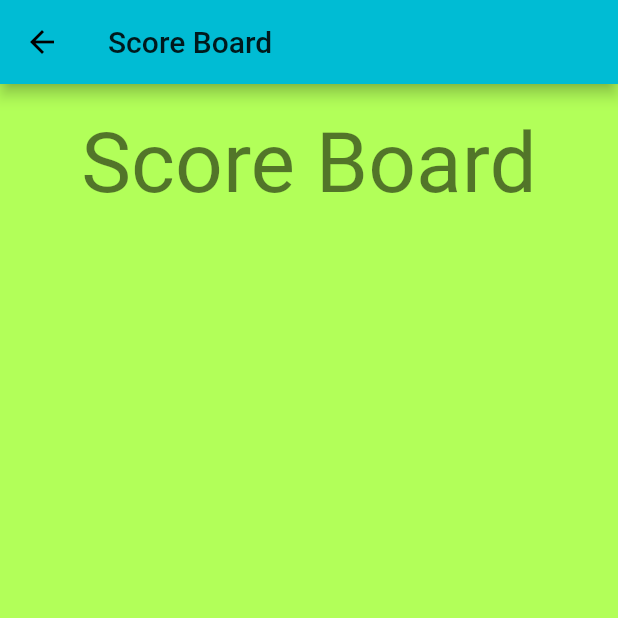
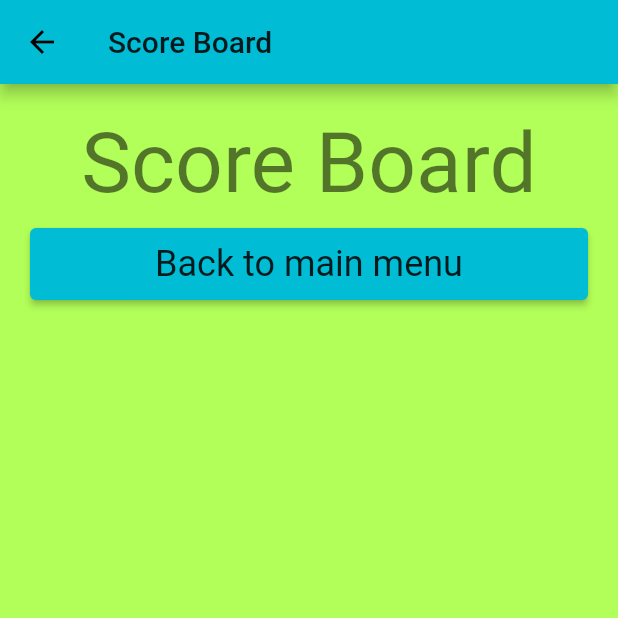
Before and after one commit to prometheus42/mundane-quest, a Flutter app: the ScoreBoardWidget screen opened directly with empty values, on a phone screen of 412 x 824 dp, the top half of it. Run offline on Flutter 3.47's test engine with Material 2 defaults, Android fonts, the light colour scheme and no system bars; our stand-ins replace animated_flip_counter, flutter_settings_screens, html_unescape, just_audio, shared_preferences; missing offline and left inert: desktop_window; accounts and stored records are empty; network calls fail.

Commit message:
Handle navigation from score board back to main menu.

```diff
--- a/lib/main.dart
+++ b/lib/main.dart
@@ -264,12 +264,11 @@ class _SettingsWidgetState extends State<SettingsWidget> {
           leading: const Icon(Icons.replay_circle_filled),
         ),
         RadioSettingsTile(
-        title: 'Difficulty',
-        settingKey: 'defaultQuestionDifficulty',
-        selected: 'easy',
-        leading: const Icon(Icons.star_border),
-        values: const {'easy': 'easy', 'medium': 'medium', 'hard': 'hard'}
-        ),
+            title: 'Difficulty',
+            settingKey: 'defaultQuestionDifficulty',
+            selected: 'easy',
+            leading: const Icon(Icons.star_border),
+            values: const {'easy': 'easy', 'medium': 'medium', 'hard': 'hard'}),
         // DropDownSettingsTile(title: 'Difficulty', settingKey: 'defaultQuestionDifficulty', selected: 'easy',
         //     //leading: const Icon(Icons.star_border),
         //     values: const {'easy': 'easy', 'medium': 'medium', 'hard': 'hard'}),
@@ -901,7 +900,7 @@ class _PlayGameState extends State<PlayGameWidget> with TickerProviderStateMixin
 
       // output game score at end on score board widget
       Future.delayed(Duration(seconds: defaultDelayTime), () {
-        Navigator.push(
+        Navigator.pushReplacement(
           context,
           MaterialPageRoute(builder: (context) => ScoreBoardWidget(playerPoints: playerPoints)),
         );
@@ -1270,6 +1269,12 @@ class _ScoreBoardWidgetState extends State<ScoreBoardWidget> {
         appBar: AppBar(
           title: const Text('Score Board'),
           //automaticallyImplyLeading: false,
+          leading: IconButton(
+            icon: const Icon(Icons.arrow_back),
+            onPressed: () {
+              Navigator.of(context).popUntil(ModalRoute.withName("/"));
+            },
+          ),
         ),
         body: Padding(
           padding: const EdgeInsets.all(20),
@@ -1280,7 +1285,21 @@ class _ScoreBoardWidgetState extends State<ScoreBoardWidget> {
                 Expanded(child: Container()),
                 Row(children: _buildScoreFields()),
                 Expanded(child: Container()),
-              ])
+              ]),
+              ConstrainedBox(
+                constraints: const BoxConstraints.tightFor(width: 400),
+                child: Padding(
+                  padding: const EdgeInsets.only(top: 10.00, bottom: 10.00),
+                  child: ElevatedButton(
+                    style: ButtonStyle(
+                      foregroundColor: MaterialStateProperty.all<Color>(Colors.yellow),
+                      padding: MaterialStateProperty.all(const EdgeInsets.all(10)),
+                    ),
+                    child: Text('Back to main menu', style: Theme.of(context).textTheme.headline5),
+                    onPressed: () => Navigator.of(context).popUntil(ModalRoute.withName("/")),
+                  ),
+                ),
+              ),
             ],
           ),
         ));
```
